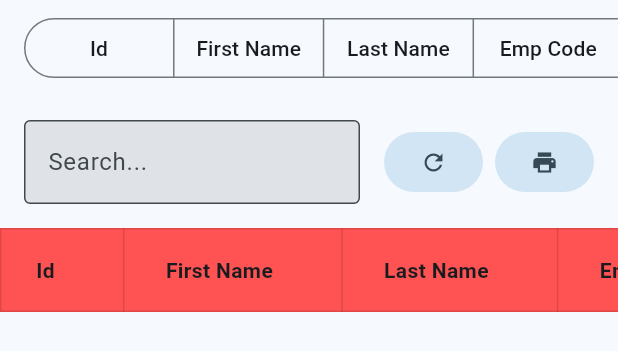
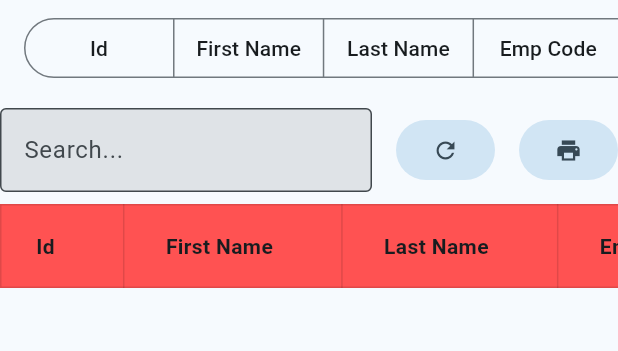
Before and after one commit to rehmnabdul/plex, a Flutter app: the PlexDataTable widget shown alone on an empty page, opened directly, on a phone screen of 412 x 824 dp. Shown: the top 351 px of the screen. Run offline on Flutter 3.47's test engine with Material 2 defaults, Android fonts, the phone set to English and light mode, and no system bars; our stand-ins replace get, shared_preferences; missing offline and left inert: file_saver, syncfusion_flutter_xlsio; accounts and stored records are empty.

Commit message:
Updates And Fixes

```diff
--- a/lib/plex_package.dart
+++ b/lib/plex_package.dart
@@ -17,7 +17,14 @@ import 'package:plex/plex_utils/plex_dimensions.dart';
 import 'package:plex/plex_utils/plex_routing.dart';
 
 class PlexAppInfo {
-  PlexAppInfo({required this.title, required this.appLogo, required this.initialRoute, this.appLogoDark, this.versionCode, this.versionName});
+  PlexAppInfo({
+    required this.title,
+    required this.appLogo,
+    required this.initialRoute,
+    this.appLogoDark,
+    this.versionCode,
+    this.versionName,
+  });
 
   ///This [title] will be appear as Application Name
   final String title;
--- a/lib/plex_screens/plex_dashboard_screen.dart
+++ b/lib/plex_screens/plex_dashboard_screen.dart
@@ -4,14 +4,30 @@ import 'package:plex/plex_route.dart';
 import 'package:plex/plex_screens/plex_screen.dart';
 import 'package:plex/plex_theme.dart';
 import 'package:plex/plex_user.dart';
+import 'package:plex/plex_utils.dart';
 import 'package:plex/plex_utils/plex_dimensions.dart';
-import 'package:plex/utils.dart';
 
 class PlexDashboardConfig {
-  PlexDashboardConfig({required this.dashboardScreens});
+  PlexDashboardConfig({
+    required this.dashboardScreens,
+    this.disableExpandNavigationRail = false,
+    this.disableNavigationRail = false,
+    this.disableBottomNavigation = false,
+  });
 
   ///This [dashboardScreens] list will contains all the routes information for Application
   final List<PlexRoute> dashboardScreens;
+
+  ///This [disableExpandNavigationRail] will disable Left NavigationRail from Expanding
+  final bool disableExpandNavigationRail;
+
+  ///This [disableNavigationRail] will disable Left NavigationRail from Screen
+  ///Left Drawer Still Visible
+  final bool disableNavigationRail;
+
+  ///This [disableBottomNavigation] will disable Bottom Navigation from Screen
+  ///Left Drawer Still visible
+  final bool disableBottomNavigation;
 }
 
 class PlexDashboardScreen extends PlexScreen {
@@ -68,11 +84,12 @@ class _PlexDashboardScreenState extends PlexState<PlexDashboardScreen> {
           : null,
       actions: [
         if (PlexApp.app.useAuthorization) ...[
-          if(largeScreen) ...{
+          if (largeScreen) ...{
             Center(child: Text(PlexApp.app.getUser()?.getLoggedInFullName().toUpperCase() ?? "N/A")),
             spaceSmall(),
           },
-          Center(child: SizedBox(
+          Center(
+              child: SizedBox(
             width: 40,
             height: 40,
             child: Container(
@@ -193,6 +210,7 @@ class _PlexDashboardScreenState extends PlexState<PlexDashboardScreen> {
 
   @override
   Widget? buildBottomNavigation() {
+    if(PlexApp.app.dashboardConfig!.disableBottomNavigation) return null;
     if (!smallScreen || (routes.length) <= 1) return null;
     return NavigationBar(
       selectedIndex: navigationSelectedIndex > maxBottomNavDestinations ? maxBottomNavDestinations : navigationSelectedIndex,
@@ -279,6 +297,7 @@ class _PlexDashboardScreenState extends PlexState<PlexDashboardScreen> {
   Widget buildBody() {
     var body = Row(
       children: [
+        if (!PlexApp.app.dashboardConfig!.disableNavigationRail) ...{
           if (!smallScreen && (routes.length) > 1) ...{
             Padding(
               padding: const EdgeInsets.all(Dim.small),
@@ -289,10 +308,14 @@ class _PlexDashboardScreenState extends PlexState<PlexDashboardScreen> {
                 ),
                 clipBehavior: Clip.hardEdge,
                 child: NavigationRail(
-                extended: largeScreen,
-                elevation: Dim.smallest,
-                backgroundColor: PlexTheme.getActiveTheme().secondaryHeaderColor,
-                leading: SizedBox(width: largeScreen ? 200 : 50, child: Column(
+                  extended: !PlexApp.app.dashboardConfig!.disableExpandNavigationRail && largeScreen,
+                  elevation: Dim.medium,
+                  backgroundColor: PlexTheme
+                      .getActiveTheme()
+                      .secondaryHeaderColor,
+                  leading: SizedBox(
+                      width: !PlexApp.app.dashboardConfig!.disableExpandNavigationRail && largeScreen ? 200 : 50,
+                      child: Column(
                         children: [
                           PlexApp.app.getLogo(),
                           Text("${PlexApp.app.appInfo.versionName}"),
@@ -307,7 +330,8 @@ class _PlexDashboardScreenState extends PlexState<PlexDashboardScreen> {
                   },
                   destinations: [
                     ...routes.map(
-                    (destination) => NavigationRailDestination(
+                          (destination) =>
+                          NavigationRailDestination(
                             label: Text(destination.title),
                             icon: destination.logo ?? const Icon(Icons.menu),
                             selectedIcon: destination.logo ?? const Icon(Icons.circle),
@@ -317,6 +341,7 @@ class _PlexDashboardScreenState extends PlexState<PlexDashboardScreen> {
                 ),
               ),
             ),
+          },
         },
         if (navigationSelectedIndex != -1) ...{
           Expanded(child: routes[navigationSelectedIndex].screen.call(context)),
--- a/lib/plex_widgets/plex_data_table.dart
+++ b/lib/plex_widgets/plex_data_table.dart
@@ -34,6 +34,7 @@ class PlexDataTable extends StatefulWidget {
     this.onRefresh,
     this.onLoadMore,
     this.enableSearch = true,
+    this.enablePrint = true,
     this.headerBackground,
     this.headerTextStyle,
     this.alternateColor = const Color(0xFFA8A8A8),
@@ -54,8 +55,11 @@ class PlexDataTable extends StatefulWidget {
   TableBorder? border;
   double? columnSpacing;
 
-  ///OnRefresh Button Click Callback
+  ///Hide and show Search Field
   final bool enableSearch;
+
+  ///Hide and show Print Button
+  final bool enablePrint;
 
   ///OnRefresh Button Click Callback
   Function()? onRefresh;
@@ -153,6 +157,7 @@ class _PlexDataTableState extends State<PlexDataTable> {
             ),
           ),
         },
+        if(widget.enableSearch || widget.enablePrint || widget.onRefresh != null) ...{
           Padding(
             padding: const EdgeInsets.symmetric(vertical: Dim.small),
             child: Row(
@@ -160,6 +165,7 @@ class _PlexDataTableState extends State<PlexDataTable> {
                 Expanded(
                   child: widget.enableSearch
                       ? PlexInputWidget(
+                    margin: EdgeInsets.zero,
                     type: PlexInputWidget.typeInput,
                     inputController: searchController,
                     title: "Search...",
@@ -171,14 +177,16 @@ class _PlexDataTableState extends State<PlexDataTable> {
                       : Container(),
                 ),
                 if (widget.onRefresh != null) ...{
+                  spaceMedium(),
                   FilledButton.tonal(
                     onPressed: () {
                       widget.onRefresh?.call();
                     },
                     child: const Icon(Icons.refresh),
                   ),
-                spaceSmall(),
                 },
+                if(widget.enablePrint) ...{
+                  spaceMedium(),
                   FilledButton.tonal(
                     onPressed: () async {
                       var path = await PlexPrinter.printExcel(
@@ -193,10 +201,11 @@ class _PlexDataTableState extends State<PlexDataTable> {
                     },
                     child: const Icon(Icons.print),
                   ),
-              spaceMedium(),
+                },
               ],
             ),
           ),
+        },
         SingleChildScrollView(
           controller: scrollController,
           scrollDirection: Axis.vertical,
--- a/lib/plex_widgets/plex_input_widget.dart
+++ b/lib/plex_widgets/plex_input_widget.dart
@@ -153,6 +153,7 @@ class _PlexInputWidgetState<T> extends State<PlexInputWidget> {
             items: widget.dropdownItems,
             asyncItems: widget.dropdownAsyncItems,
             leadingIcon: widget.dropDownLeadingIcon,
+            initialSelected: (getDropDownController() as PlexWidgetController<T?>).data,
             itemText: (c) => widget.dropdownItemAsString!(c),
             onSelect: (c) {
               getDropDownController().setValue(c);
--- a/pubspec.yaml
+++ b/pubspec.yaml
@@ -1,7 +1,7 @@
 name: plex
 description: PLEX is Flutter UI framework for enterprise apps with pre-built components and best practices for efficient development in addition with many built in widgets
 
-version: 0.2.1
+version: 0.2.2
 homepage: https://github.com/rehmnabdul/plex
 
 environment:
```
Also changed, not shown: example/lib/main.dart (+7 -3 lines), lib/plex_widgets/plex_selection_list.dart (+6 -2 lines), example/pubspec.lock, lib/plex_utils.dart (renamed from lib/utils.dart), 10 other files. Lines whose indentation alone changed are shown as unchanged.
